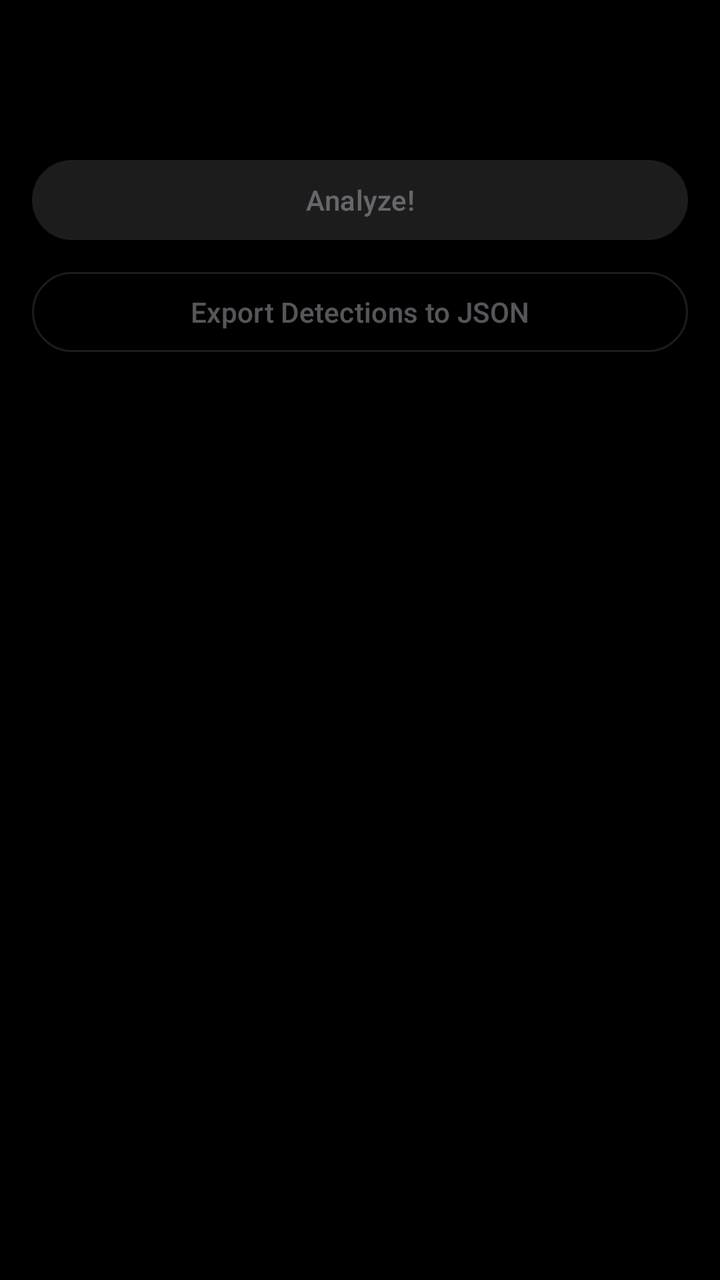
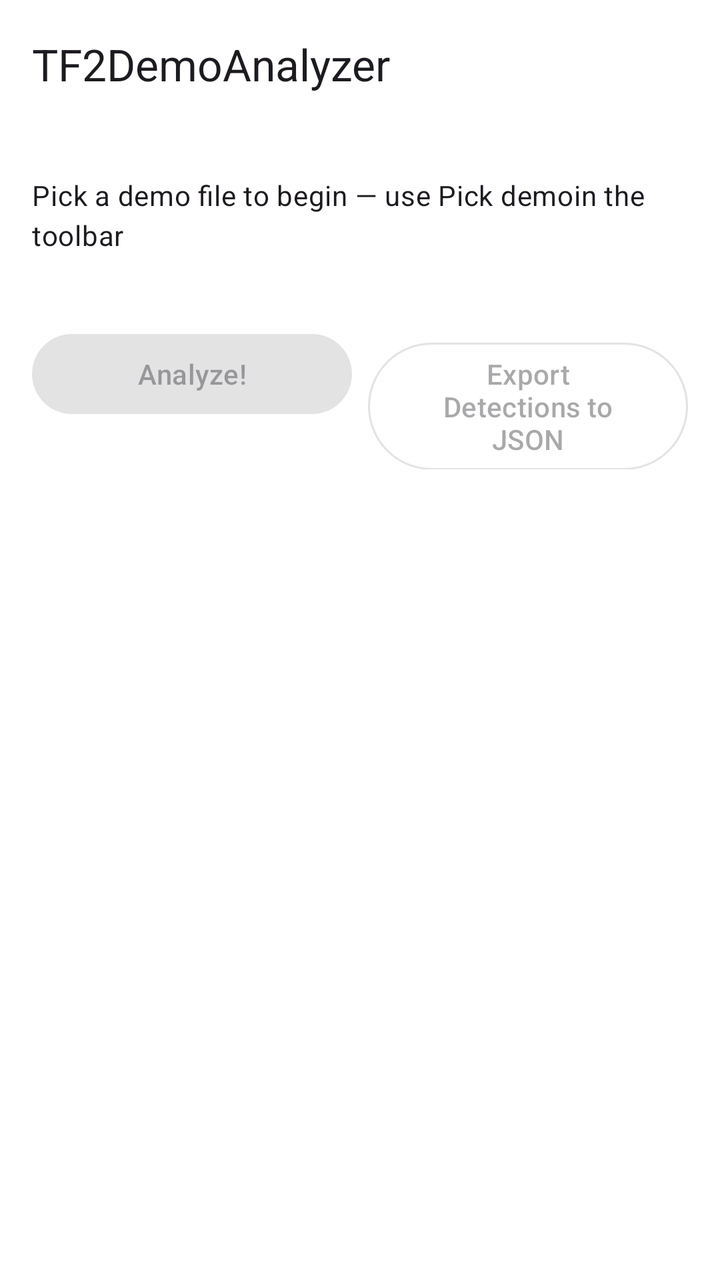

Before-and-after screenshots of an Android layout around one commit, followed by the original layout XML and the change that was made.
<!-- AndroidManifest.xml: application theme Theme.TF2DemoAnalyzer -->
<!-- res/layout/activity_main.xml -->
<?xml version="1.0" encoding="utf-8"?>
<LinearLayout xmlns:android="http://schemas.android.com/apk/res/android"
    android:id="@+id/root"
    android:layout_width="match_parent"
    android:layout_height="match_parent"
    android:orientation="vertical">

    <com.google.android.material.appbar.MaterialToolbar
        android:id="@+id/toolbar"
        android:layout_width="match_parent"
        android:layout_height="?attr/actionBarSize"
        android:background="@color/app_background"
        android:title="@string/app_name" />

    <com.google.android.material.card.MaterialCardView
        android:id="@+id/demoInfoCard"
        android:layout_width="match_parent"
        android:layout_height="wrap_content"
        android:layout_marginHorizontal="16dp"
        android:layout_marginTop="8dp"
        android:visibility="gone"
        app:cardBackgroundColor="@color/panel_background"
        app:strokeColor="@color/detail_background"
        xmlns:app="http://schemas.android.com/apk/res-auto">

        <LinearLayout
            android:layout_width="match_parent"
            android:layout_height="wrap_content"
            android:orientation="vertical"
            android:padding="16dp">

            <TextView
                android:id="@+id/infoName"
                android:layout_width="match_parent"
                android:layout_height="wrap_content"
                android:ellipsize="middle"
                android:singleLine="true"
                android:textAppearance="?attr/textAppearanceTitleMedium" />

            <TextView
                android:id="@+id/infoAuthor"
                android:layout_width="match_parent"
                android:layout_height="wrap_content"
                android:layout_marginTop="8dp"
                android:background="?attr/selectableItemBackground"
                android:paddingVertical="2dp"
                android:textAppearance="?attr/textAppearanceBodyMedium" />

            <TextView
                android:id="@+id/infoAuthorSteamid"
                android:layout_width="match_parent"
                android:layout_height="wrap_content"
                android:background="?attr/selectableItemBackground"
                android:fontFamily="monospace"
                android:paddingVertical="2dp"
                android:textAppearance="?attr/textAppearanceBodySmall" />

            <TextView
                android:id="@+id/infoCreated"
                android:layout_width="match_parent"
                android:layout_height="wrap_content"
                android:paddingVertical="2dp"
                android:textAppearance="?attr/textAppearanceBodySmall" />

            <TextView
                android:id="@+id/infoTotal"
                android:layout_width="match_parent"
                android:layout_height="wrap_content"
                android:paddingVertical="2dp"
                android:textAppearance="?attr/textAppearanceBodySmall" />
        </LinearLayout>
    </com.google.android.material.card.MaterialCardView>

    <Button
        android:id="@+id/analyzeButton"
        android:layout_width="match_parent"
        android:layout_height="wrap_content"
        android:layout_marginHorizontal="16dp"
        android:layout_marginTop="12dp"
        android:enabled="false"
        android:text="@string/analyze" />

    <Button
        android:id="@+id/exportButton"
        style="?attr/materialButtonOutlinedStyle"
        android:layout_width="match_parent"
        android:layout_height="wrap_content"
        android:layout_marginHorizontal="16dp"
        android:layout_marginTop="8dp"
        android:enabled="false"
        android:text="@string/export_detections" />

    <com.google.android.material.card.MaterialCardView
        android:id="@+id/detectionsPanel"
        android:layout_width="match_parent"
        android:layout_height="0dp"
        android:layout_marginHorizontal="16dp"
        android:layout_marginTop="12dp"
        android:layout_marginBottom="8dp"
        android:layout_weight="1"
        android:visibility="gone"
        app:cardBackgroundColor="@color/panel_background"
        app:strokeColor="@color/detail_background"
        xmlns:app="http://schemas.android.com/apk/res-auto">

        <LinearLayout
            android:layout_width="match_parent"
            android:layout_height="match_parent"
            android:orientation="vertical">

            <TextView
                android:id="@+id/detectionsHeader"
                android:layout_width="match_parent"
                android:layout_height="wrap_content"
                android:padding="12dp"
                android:textAppearance="?attr/textAppearanceTitleSmall" />

            <androidx.recyclerview.widget.RecyclerView
                android:id="@+id/detectionsList"
                android:layout_width="match_parent"
                android:layout_height="0dp"
                android:layout_weight="1"
                android:paddingHorizontal="8dp"
                android:paddingBottom="8dp" />
        </LinearLayout>
    </com.google.android.material.card.MaterialCardView>

    <TextView
        android:id="@+id/status"
        android:layout_width="match_parent"
        android:layout_height="wrap_content"
        android:layout_marginHorizontal="16dp"
        android:textAppearance="?attr/textAppearanceBodySmall" />

    <LinearLayout
        android:id="@+id/progressArea"
        android:layout_width="match_parent"
        android:layout_height="wrap_content"
        android:orientation="vertical"
        android:paddingHorizontal="16dp"
        android:paddingVertical="8dp"
        android:visibility="gone">

        <ProgressBar
            android:id="@+id/progressBar"
            style="?android:attr/progressBarStyleHorizontal"
            android:layout_width="match_parent"
            android:layout_height="wrap_content"
            android:max="1000" />

        <TextView
            android:id="@+id/progressLabel"
            android:layout_width="match_parent"
            android:layout_height="wrap_content"
            android:layout_marginTop="2dp"
            android:textAppearance="?attr/textAppearanceLabelMedium" />
    </LinearLayout>
</LinearLayout>
<!-- resources referenced by this layout -->
<resources>
  <color name="app_background">#000000</color>
  <color name="detail_background">#1E1E1E</color>
  <color name="panel_background">#0D0D0D</color>
  <string name="analyze">Analyze!</string>
  <string name="app_name">TF2DemoAnalyzer</string>
  <string name="export_detections">Export Detections to JSON</string>
  <style name="Theme.TF2DemoAnalyzer" parent="Theme.Material3.Dark.NoActionBar">
          <item name="android:windowBackground">@color/app_background</item>
          <item name="colorSurface">@color/panel_background</item>
      </style>
</resources>

<!-- the commit's change to res/layout/activity_main.xml (unified diff, before → after) -->
@@ -9,8 +9,38 @@
         android:id="@+id/toolbar"
         android:layout_width="match_parent"
         android:layout_height="?attr/actionBarSize"
-        android:background="@color/app_background"
-        android:title="@string/app_name" />
+        android:background="@color/app_background">
+
+        <LinearLayout
+            android:layout_width="wrap_content"
+            android:layout_height="wrap_content"
+            android:layout_gravity="center_vertical|start"
+            android:gravity="center_vertical"
+            android:orientation="horizontal">
+
+            <TextView
+                android:layout_width="wrap_content"
+                android:layout_height="wrap_content"
+                android:text="@string/app_name"
+                android:textAppearance="?attr/textAppearanceTitleLarge" />
+
+            <ImageView
+                android:layout_width="22dp"
+                android:layout_height="22dp"
+                android:layout_marginStart="8dp"
+                android:contentDescription="@string/app_name"
+                android:src="@mipmap/ic_launcher" />
+        </LinearLayout>
+    </com.google.android.material.appbar.MaterialToolbar>
+
+    <TextView
+        android:id="@+id/pickPlaceholder"
+        android:layout_width="match_parent"
+        android:layout_height="wrap_content"
+        android:paddingHorizontal="16dp"
+        android:paddingVertical="24dp"
+        android:text="@string/idle"
+        android:textAppearance="?attr/textAppearanceBodyMedium" />
 
     <com.google.android.material.card.MaterialCardView
         android:id="@+id/demoInfoCard"
@@ -22,7 +52,6 @@
         app:cardBackgroundColor="@color/panel_background"
         app:strokeColor="@color/detail_background"
         xmlns:app="http://schemas.android.com/apk/res-auto">
-
         <LinearLayout
             android:layout_width="match_parent"
             android:layout_height="wrap_content"
@@ -44,7 +73,7 @@
                 android:layout_marginTop="8dp"
                 android:background="?attr/selectableItemBackground"
                 android:paddingVertical="2dp"
-                android:textAppearance="?attr/textAppearanceBodyMedium" />
+                android:textAppearance="?attr/textAppearanceBodySmall" />
 
             <TextView
                 android:id="@+id/infoAuthorSteamid"
@@ -71,24 +100,32 @@
         </LinearLayout>
     </com.google.android.material.card.MaterialCardView>
 
-    <Button
-        android:id="@+id/analyzeButton"
+    <LinearLayout
         android:layout_width="match_parent"
         android:layout_height="wrap_content"
         android:layout_marginHorizontal="16dp"
         android:layout_marginTop="12dp"
-        android:enabled="false"
-        android:text="@string/analyze" />
+        android:orientation="horizontal">
 
-    <Button
-        android:id="@+id/exportButton"
-        style="?attr/materialButtonOutlinedStyle"
-        android:layout_width="match_parent"
-        android:layout_height="wrap_content"
-        android:layout_marginHorizontal="16dp"
-        android:layout_marginTop="8dp"
-        android:enabled="false"
-        android:text="@string/export_detections" />
+        <Button
+            android:id="@+id/analyzeButton"
+            android:layout_width="0dp"
+            android:layout_height="wrap_content"
+            android:layout_marginEnd="4dp"
+            android:layout_weight="1"
+            android:enabled="false"
+            android:text="@string/analyze" />
+
+        <Button
+            android:id="@+id/exportButton"
+            style="?attr/materialButtonOutlinedStyle"
+            android:layout_width="0dp"
+            android:layout_height="wrap_content"
+            android:layout_marginStart="4dp"
+            android:layout_weight="1"
+            android:enabled="false"
+            android:text="@string/export_detections" />
+    </LinearLayout>
 
     <com.google.android.material.card.MaterialCardView
         android:id="@+id/detectionsPanel"
<!-- resource entries referenced after the edit -->
@@ -1,14 +1,23 @@
 <!-- resources referenced by this layout -->
 <resources>
-  <color name="app_background">#000000</color>
-  <color name="detail_background">#1E1E1E</color>
-  <color name="panel_background">#0D0D0D</color>
+  <color name="app_background">#FFFFFF</color>
+  <color name="detail_background">#E4E4E4</color>
+  <color name="panel_background">#F4F4F4</color>
+  <!-- mipmap ic_launcher (mipmap-anydpi-v26) -->
+  <?xml version="1.0" encoding="utf-8"?>
+  <adaptive-icon xmlns:android="http://schemas.android.com/apk/res/android">
+      <background android:drawable="@color/ic_launcher_background" />
+      <foreground android:drawable="@mipmap/ic_launcher_foreground" />
+      <monochrome android:drawable="@mipmap/ic_launcher_monochrome" />
+  </adaptive-icon>
   <string name="analyze">Analyze!</string>
   <string name="app_name">TF2DemoAnalyzer</string>
   <string name="export_detections">Export Detections to JSON</string>
-  <style name="Theme.TF2DemoAnalyzer" parent="Theme.Material3.Dark.NoActionBar">
+  <string name="idle">Pick a demo file to begin — use "Pick demo" in the toolbar</string>
+  <style name="Theme.TF2DemoAnalyzer" parent="Theme.Material3.DayNight.NoActionBar">
           <item name="android:windowBackground">@color/app_background</item>
           <item name="colorSurface">@color/panel_background</item>
       </style>
+  <color name="ic_launcher_background">#FFFFFF</color>
 </resources>
 
